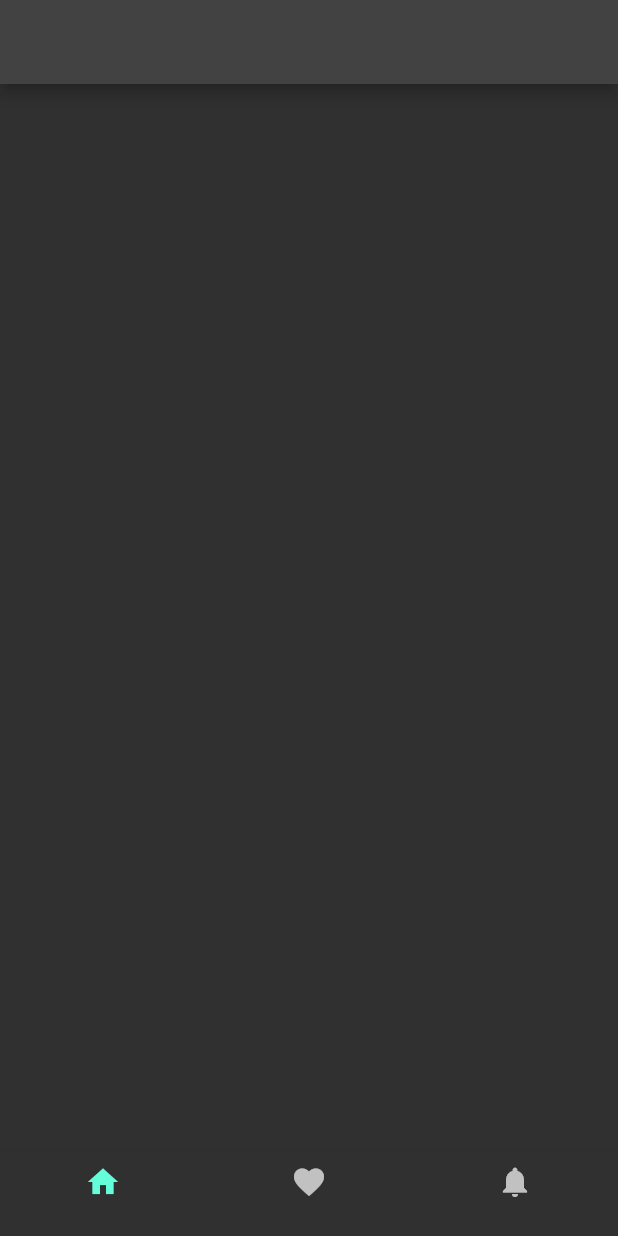
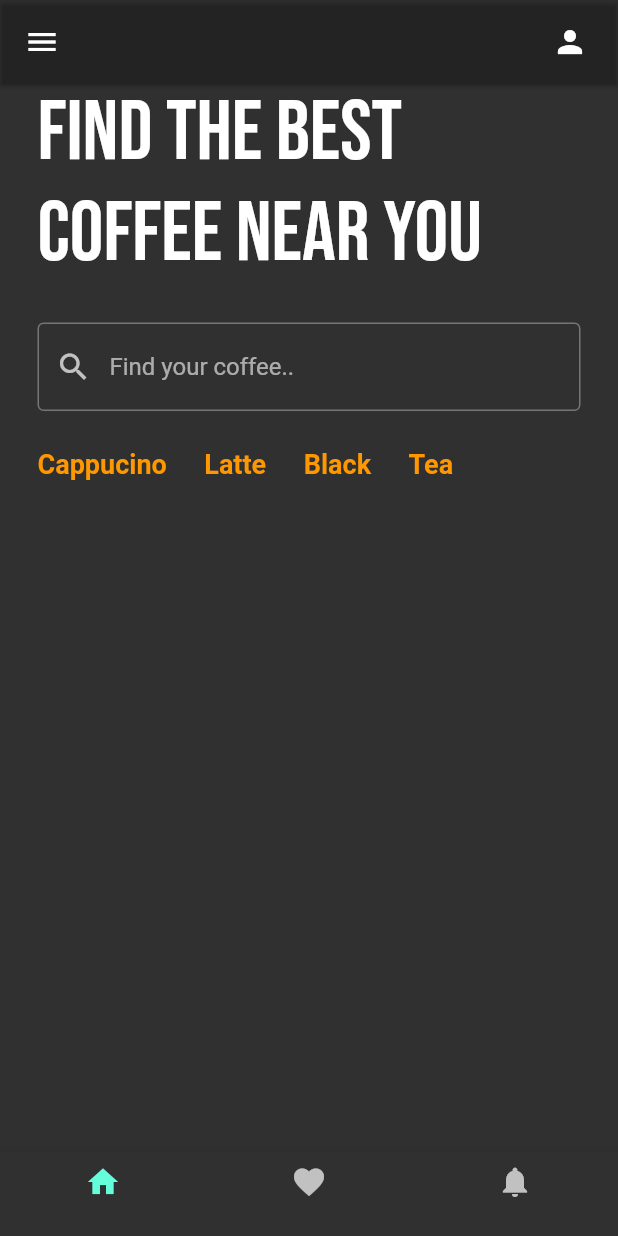
Before and after one commit to urperfectdude/ui_dribble, a Flutter app: the screen it shows after launch, on a phone screen of 412 x 824 dp. Run offline on Flutter 3.47's test engine with Material 2 defaults, Android fonts, the phone set to English and light mode, and no system bars; our stand-ins replace google_fonts.

Commit message:
built basic UI

```diff
--- a/lib/main.dart
+++ b/lib/main.dart
@@ -1,4 +1,3 @@
-import 'package:flutter/gestures.dart';
 import 'package:flutter/material.dart';
 import 'package:ui_dribble/pages/home_page.dart';
 
@@ -14,7 +13,10 @@ class MyApp extends StatelessWidget {
     return MaterialApp(
       debugShowCheckedModeBanner: false,
       home: const HomePage(),
-      theme: ThemeData(brightness: Brightness.dark),
+      theme: ThemeData(
+        brightness: Brightness.dark,
+        primarySwatch: Colors.orange,
+      ),
     );
   }
 }
--- /dev/null
+++ b/lib/pages/coffee_type.dart
@@ -0,0 +1,31 @@
+import 'package:flutter/material.dart';
+
+class CoffeeType extends StatelessWidget {
+  final String coffeeType;
+  final bool isSelected;
+  final VoidCallback onTap;
+
+  CoffeeType({
+    required this.coffeeType,
+    required this.isSelected,
+    required this.onTap,
+  });
+
+  @override
+  Widget build(BuildContext context) {
+    return GestureDetector(
+      onTap: onTap,
+      child: Padding(
+        padding: const EdgeInsets.only(left: 25.0),
+        child: Text(
+          coffeeType,
+          style: TextStyle(
+            fontSize: 18,
+            fontWeight: FontWeight.bold,
+            color: Colors.orange,
+          ),
+        ),
+      ),
+    );
+  }
+}
--- a/lib/pages/home_page.dart
+++ b/lib/pages/home_page.dart
@@ -1,27 +1,137 @@
+// ignore_for_file: prefer_const_literals_to_create_immutables
+
 import 'package:flutter/material.dart';
+import 'package:google_fonts/google_fonts.dart';
+import 'package:ui_dribble/pages/coffee_type.dart';
+
+import '../util/coffee_tile.dart';
 
 class HomePage extends StatefulWidget {
-  const HomePage({super.key});
+  const HomePage({Key? key}) : super(key: key);
 
   @override
   State<HomePage> createState() => _HomePageState();
 }
 
 class _HomePageState extends State<HomePage> {
+  //list of coffee Type
+
+  final List coffeeType = [
+    //Coffee Type Selected
+    [
+      'Cappucino',
+      true,
+    ],
+    [
+      'Latte',
+      false,
+    ],
+    [
+      'Black',
+      false,
+    ],
+    [
+      'Tea',
+      false,
+    ],
+  ];
+
+  // Tap on Coffee Type
+
+  void coffeeTypeSelected(int index) {
+    setState(() {
+      for (int i = 0; i < coffeeType.length; i++) {
+        coffeeType[i][1] = false;
+      }
+      coffeeType[index][1] = true;
+    });
+  }
+
   @override
   Widget build(BuildContext context) {
     return Scaffold(
-      appBar: AppBar(),
+      appBar: AppBar(
+        elevation: 1,
+        backgroundColor: Colors.transparent,
+        leading: Icon(Icons.menu),
+        actions: [
+          Padding(
+            padding: const EdgeInsets.only(right: 20.0),
+            child: Icon(Icons.person),
+          )
+        ],
+      ),
       bottomNavigationBar: BottomNavigationBar(
-          items: [
-            BottomNavigationBarItem(icon: Icon(Icons.home), label: '',
+        items: [
+          BottomNavigationBarItem(
+            icon: Icon(Icons.home),
+            label: '',
+          ),
+          BottomNavigationBarItem(
+            icon: Icon(Icons.favorite),
+            label: '',
+          ),
+          BottomNavigationBarItem(
+            icon: Icon(Icons.notifications),
+            label: '',
+          ),
+        ],
+      ),
+      body: Column(
+        children: [
+          // Find Coffee
+          Padding(
+            padding: const EdgeInsets.symmetric(horizontal: 25.0),
+            child: Text(
+              "Find the Best Coffee Near You",
+              style: GoogleFonts.bebasNeue(
+                fontSize: 56,
+              ),
             ),
-          BottomNavigationBarItem(icon: Icon(Icons.favorite), label: '',),
-          BottomNavigationBarItem(icon: Icon(Icons.notifications), label: '',),
-          ],
+          ),
+          SizedBox(height: 25),
 
-      body: Column(
-        children: [],
+          //Search bar
+          Padding(
+            padding: const EdgeInsets.symmetric(horizontal: 25.0),
+            child: TextField(
+              decoration: InputDecoration(
+                prefixIcon: Icon(Icons.search),
+                hintText: 'Find your coffee..',
+                focusedBorder: OutlineInputBorder(
+                  borderSide: BorderSide(color: Colors.grey.shade600),
+                ),
+                enabledBorder: OutlineInputBorder(
+                  borderSide: BorderSide(color: Colors.grey.shade600),
+                ),
+              ),
+            ),
+          ),
+          SizedBox(height: 25),
+
+          // Coffee Types
+
+          Container(
+              height: 50,
+              child: ListView.builder(
+                  scrollDirection: Axis.horizontal,
+                  itemCount: coffeeType.length,
+                  itemBuilder: (context, index) {
+                    return CoffeeType(
+                        coffeeType: coffeeType[index][0],
+                        isSelected: coffeeType[index][1],
+                        onTap: () {
+                          coffeeTypeSelected(index);
+                        });
+                    //coffee list view
+                    Expanded(
+                      child:
+                          ListView(scrollDirection: Axis.horizontal, children: [
+                        CoffeeTile(),
+                      ]),
+                    );
+                  })),
+        ],
       ),
     );
   }
```
Also changed, not shown: lib/util/coffee_tile.dart (added, +76 -0 lines), pubspec.yaml (+6 -1 lines), lib/images/image1com.jpg (added), pubspec.lock, 1 other file.
